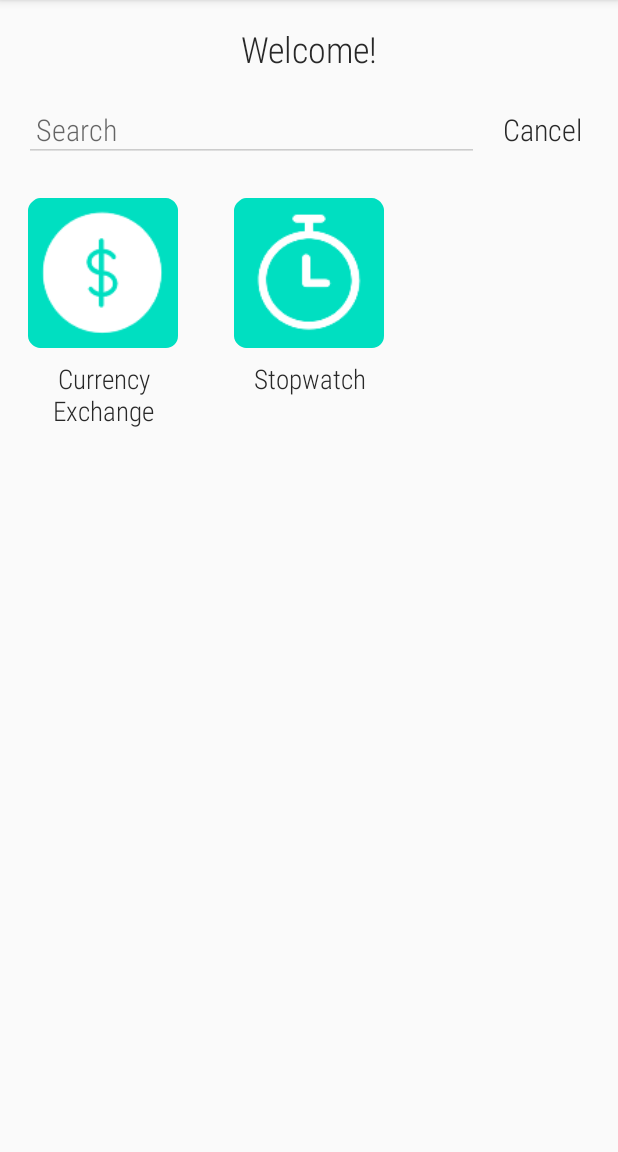
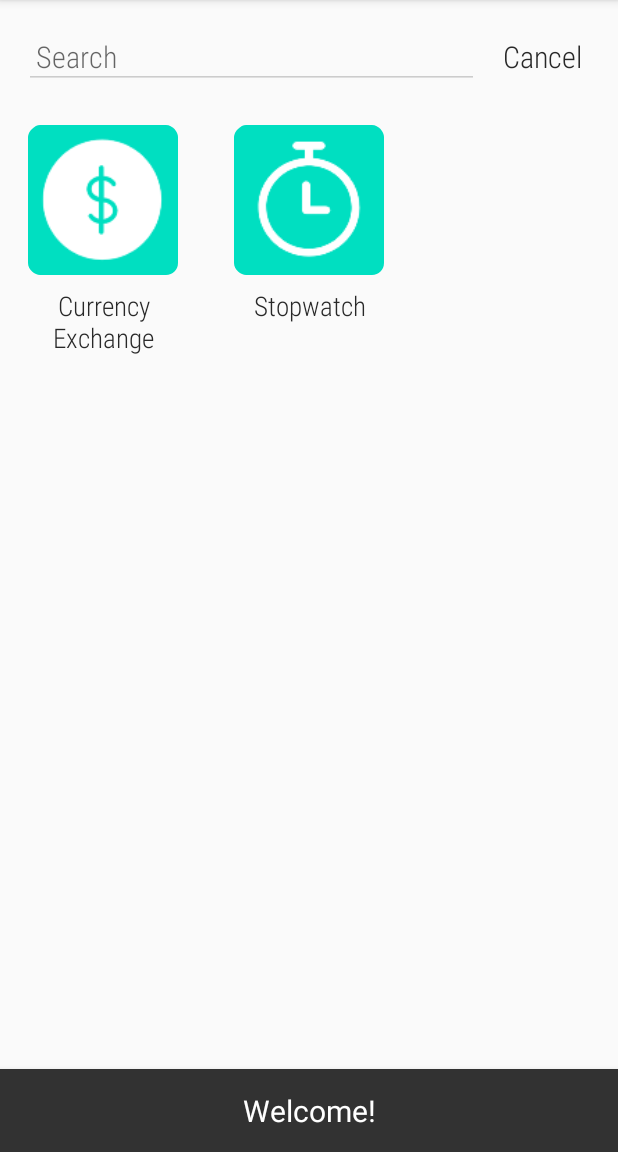
Before and after one commit to tarkowr/Utility-App, an Android app: the HomeActivity screen opened directly, with no data from a screen before it, on a phone screen of 412 x 824 dp, the part 84-1236 px from its top. Run offline under Robolectric (Android 15) with nearby library versions, the phone set to English and light mode, and no system bars; 4 statements that could not run were skipped.

Commit message:
Welcome snackbar complete

```diff
--- a/app/build.gradle
+++ b/app/build.gradle
@@ -26,6 +26,8 @@ dependencies {
     testImplementation 'junit:junit:4.12'
     androidTestImplementation 'androidx.test.ext:junit:1.1.0'
     androidTestImplementation 'androidx.test.espresso:espresso-core:3.1.1'
+    //noinspection GradleCompatible
     implementation 'com.android.support:appcompat-v7:28.0.0'
     implementation 'androidx.recyclerview:recyclerview:1.1.0'
+    implementation 'com.google.android.material:material:1.0.0'
 }
--- a/app/src/main/AndroidManifest.xml
+++ b/app/src/main/AndroidManifest.xml
@@ -9,17 +9,18 @@
         android:roundIcon="@mipmap/ic_launcher_round"
         android:supportsRtl="true"
         android:theme="@style/AppTheme">
-        <activity android:name=".AppActivity"></activity>
+        <activity android:name=".AppActivity" android:screenOrientation="portrait"/>
         <activity
             android:name=".SplashActivity"
-            android:theme="@style/SplashTheme">
+            android:theme="@style/SplashTheme"
+            android:screenOrientation="portrait">
             <intent-filter>
                 <action android:name="android.intent.action.MAIN" />
 
                 <category android:name="android.intent.category.LAUNCHER" />
             </intent-filter>
         </activity>
-        <activity android:name=".HomeActivity" />
+        <activity android:name=".HomeActivity" android:screenOrientation="portrait" />
     </application>
 
 </manifest>
--- a/app/src/main/java/com/example/utility/HomeActivity.java
+++ b/app/src/main/java/com/example/utility/HomeActivity.java
@@ -7,10 +7,12 @@ import androidx.fragment.app.FragmentManager;
 import android.content.Context;
 import android.content.Intent;
 import android.os.Bundle;
+import android.view.View;
 import android.widget.TextView;
 
 import com.example.utility.dataservice.UserDataService;
 import com.example.utility.models.User;
+import com.google.android.material.snackbar.Snackbar;
 
 import java.util.UUID;
 
@@ -23,13 +25,17 @@ public class HomeActivity extends AppCompatActivity {
     protected void onCreate(Bundle savedInstanceState) {
         super.onCreate(savedInstanceState);
         setContentView(R.layout.activity_home);
-        TextView welcomeTitle = findViewById(R.id.txtWelcome);
+
+        String welcomeMsg = getResources().getString(R.string.txt_welcome);
+        Integer sbFontSize = 20;
 
         User user = getUserFromIntent();
 
         if(!user.getUsername().isEmpty()){
-            welcomeTitle.setText("Welcome, " + user.getUsername() + "!");
+            welcomeMsg = "Welcome, " + user.getUsername() + "!";
         }
+
+        showWelcomeSnackBar(welcomeMsg, sbFontSize);
 
         fm = getSupportFragmentManager();
         Fragment fragment = fm.findFragmentById(R.id.home_fragment_container);
@@ -52,4 +58,15 @@ public class HomeActivity extends AppCompatActivity {
         UUID id = (UUID)getIntent().getSerializableExtra(HomeActivity.EXTRA_USER_ID);
         return UserDataService.get(HomeActivity.this).getUser(id);
     }
+
+    private void showWelcomeSnackBar(String msg, Integer fontSize){
+        Snackbar sb = Snackbar.make(findViewById(R.id.homeRootContstraintLayout), msg,
+                Snackbar.LENGTH_LONG);
+
+        TextView sbTextView = sb.getView().findViewById(R.id.snackbar_text);
+        sbTextView.setTextSize( fontSize );
+        sbTextView.setTextAlignment(View.TEXT_ALIGNMENT_CENTER);
+
+        sb.show();
+    }
 }
--- a/app/src/main/res/layout/activity_home.xml
+++ b/app/src/main/res/layout/activity_home.xml
@@ -2,26 +2,10 @@
 <androidx.constraintlayout.widget.ConstraintLayout xmlns:android="http://schemas.android.com/apk/res/android"
     xmlns:app="http://schemas.android.com/apk/res-auto"
     xmlns:tools="http://schemas.android.com/tools"
+    android:id="@+id/homeRootContstraintLayout"
     android:layout_width="match_parent"
     android:layout_height="match_parent"
     tools:context=".HomeActivity">
-
-    <TextView
-        android:id="@+id/txtWelcome"
-        android:layout_width="0dp"
-        android:layout_height="wrap_content"
-        android:layout_marginTop="16dp"
-        android:layout_marginBottom="16dp"
-        android:fontFamily="sans-serif-condensed-light"
-        android:gravity="center_horizontal"
-        android:text="@string/txt_welcome"
-        android:textColor="@color/colorPrimaryDark"
-        android:textSize="24sp"
-        app:layout_constraintBottom_toTopOf="@+id/home_fragment_container"
-        app:layout_constraintEnd_toEndOf="parent"
-        app:layout_constraintHorizontal_bias="0.5"
-        app:layout_constraintStart_toStartOf="parent"
-        app:layout_constraintTop_toTopOf="parent" />
 
     <FrameLayout
         android:id="@+id/home_fragment_container"
@@ -31,7 +15,7 @@
         app:layout_constraintEnd_toEndOf="parent"
         app:layout_constraintHorizontal_bias="0.5"
         app:layout_constraintStart_toStartOf="parent"
-        app:layout_constraintTop_toBottomOf="@+id/txtWelcome">
+        app:layout_constraintTop_toTopOf="parent">
 
     </FrameLayout>
 
--- a/app/src/main/res/layout/fragment_app_list.xml
+++ b/app/src/main/res/layout/fragment_app_list.xml
@@ -11,6 +11,7 @@
         android:layout_width="0dp"
         android:layout_height="wrap_content"
         android:layout_marginStart="16dp"
+        android:layout_marginTop="16dp"
         android:layout_marginEnd="16dp"
         android:layout_marginBottom="24dp"
         android:backgroundTint="@color/colorGray"
@@ -31,7 +32,7 @@
         android:id="@+id/txtCancel"
         android:layout_width="wrap_content"
         android:layout_height="wrap_content"
-        android:layout_marginTop="8dp"
+        android:layout_marginTop="24dp"
         android:layout_marginEnd="24dp"
         android:clickable="true"
         android:focusable="true"
```
